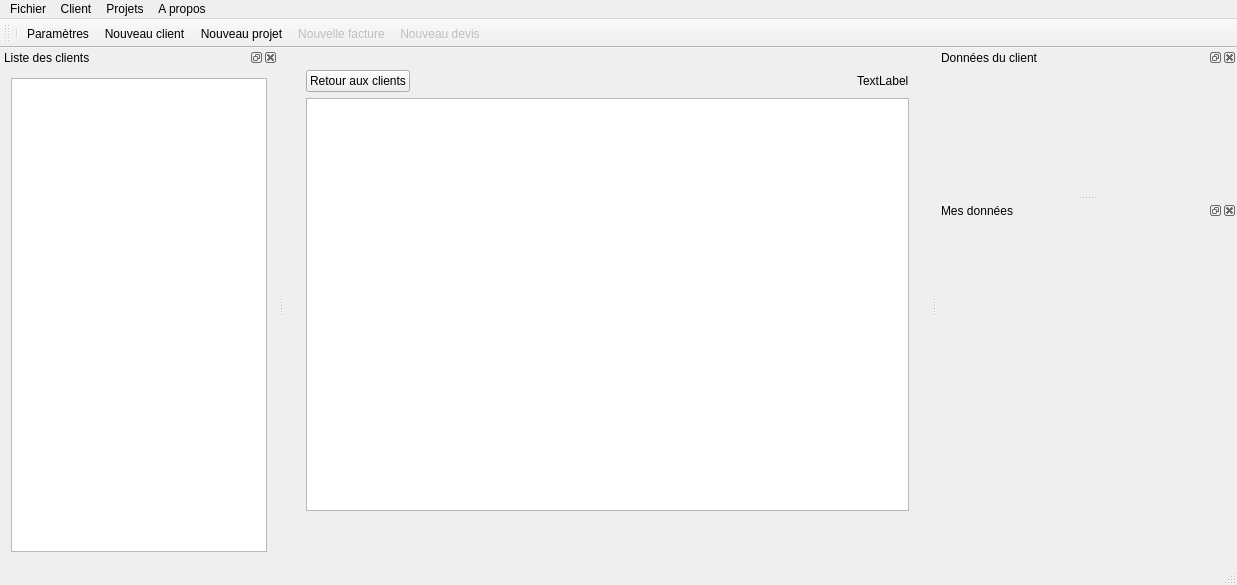
FACT-Team/FactDev, file src/gui/mainwindow/mainwindow.ui: the form before one commit.
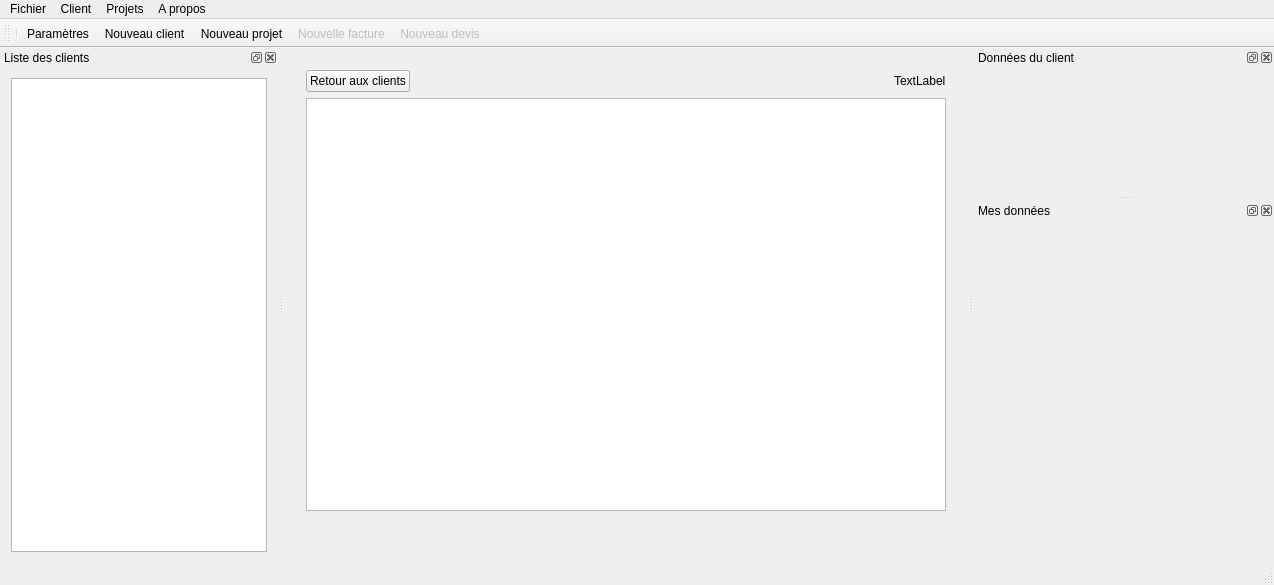
The form after the commit. The open tabs and pages were chosen to show the change. Icons and pictures are not drawn. Custom widgets are drawn as their Qt base class.

Commit message: Change the Project model to add cost

Patch:
```diff
--- a/src/gui/mainwindow/mainwindow.ui
+++ b/src/gui/mainwindow/mainwindow.ui
@@ -6,7 +6,7 @@
    <rect>
     <x>0</x>
     <y>0</y>
-    <width>1237</width>
+    <width>1274</width>
     <height>585</height>
    </rect>
   </property>
@@ -356,8 +356,8 @@
     <rect>
      <x>0</x>
      <y>0</y>
-     <width>1237</width>
-     <height>20</height>
+     <width>1274</width>
+     <height>22</height>
     </rect>
    </property>
    <widget class="QMenu" name="menuFichier">
```
Left out of the diff: 2 changed lines with no effect on the pictures. The commit also changes 2 other files.
